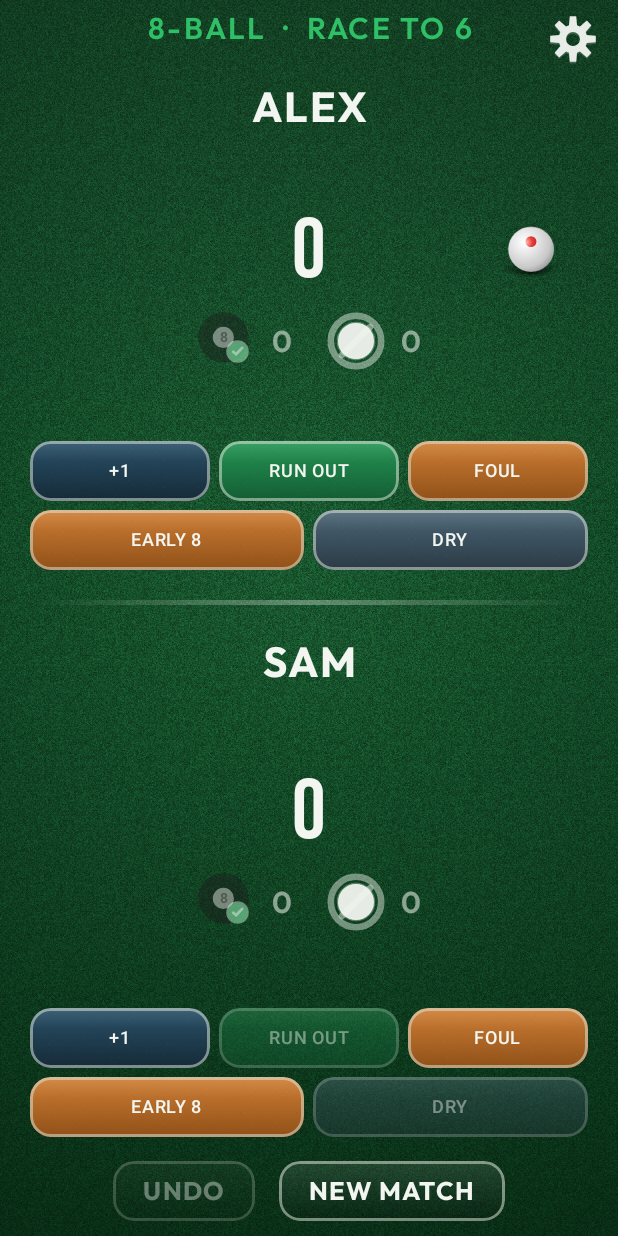
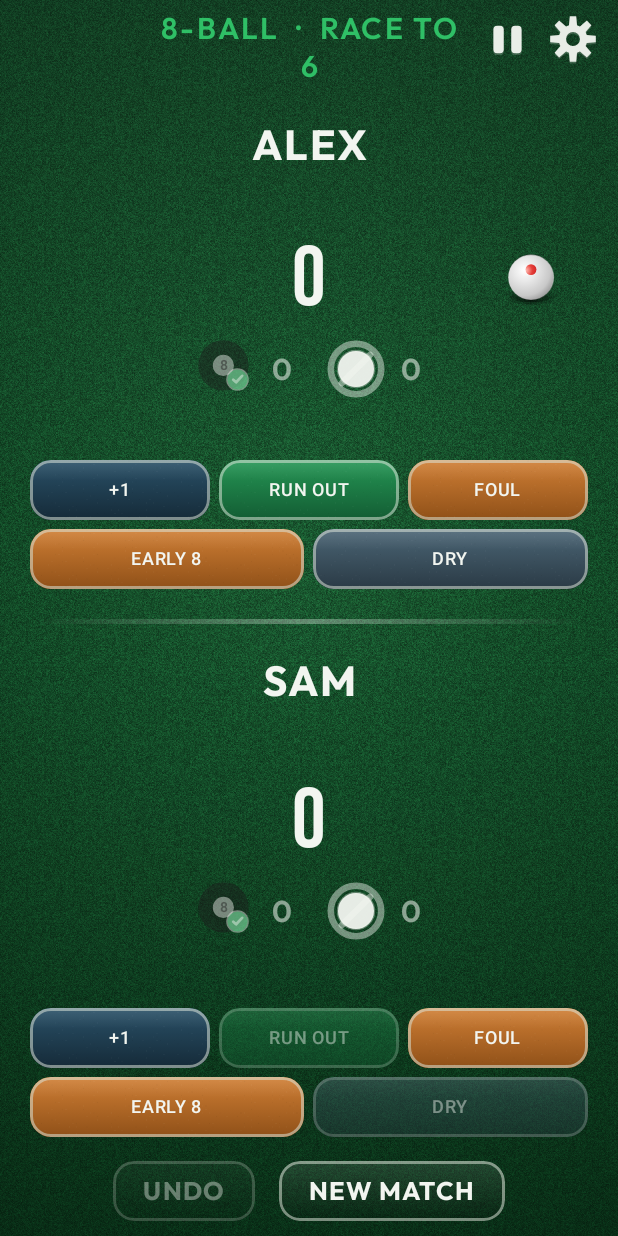
Before and after one commit to Asarox33/RackTrack, an Android app built with Jetpack Compose: the @Preview function MatchBoardPortraitPreview, on a phone screen of 412 x 824 dp. Run offline under Robolectric (Android 15) with nearby library versions, the phone set to English and light mode, and no system bars.

Commit message:
Add club match pause to freeze duration without stats.
Top-right pause/resume next to settings; excluded from match/rack durations only — not FFB timeout, not PDF.

Co-authored-by: Cursor <cursoragent@cursor.com>

```diff
--- a/app/src/main/kotlin/com/racktrack/domain/model/Match.kt
+++ b/app/src/main/kotlin/com/racktrack/domain/model/Match.kt
@@ -52,6 +52,11 @@ data class Match(
     val awaitingOpeningBreak: Boolean = false,
     val status: MatchStatus = MatchStatus.IN_PROGRESS,
     val startedAtMillis: Long = 0L,
+    /**
+     * Completed club pauses (not FFB timeouts). Excluded from duration math only —
+     * never exported to summary / PDF lines.
+     */
+    val pauseSpans: List<PauseSpan> = emptyList(),
     val history: List<MatchEvent> = emptyList(),
 ) {
     init {
--- /dev/null
+++ b/app/src/main/kotlin/com/racktrack/presentation/component/MatchPauseButton.kt
@@ -0,0 +1,106 @@
+package com.racktrack.presentation.component
+
+import androidx.compose.foundation.Canvas
+import androidx.compose.foundation.clickable
+import androidx.compose.foundation.interaction.MutableInteractionSource
+import androidx.compose.foundation.layout.Box
+import androidx.compose.foundation.layout.size
+import androidx.compose.material3.ripple
+import androidx.compose.runtime.Composable
+import androidx.compose.runtime.remember
+import androidx.compose.ui.Alignment
+import androidx.compose.ui.Modifier
+import androidx.compose.ui.geometry.CornerRadius
+import androidx.compose.ui.geometry.Offset
+import androidx.compose.ui.geometry.Size
+import androidx.compose.ui.graphics.Path
+import androidx.compose.ui.semantics.Role
+import androidx.compose.ui.semantics.contentDescription
+import androidx.compose.ui.semantics.semantics
+import androidx.compose.ui.unit.Dp
+import androidx.compose.ui.unit.dp
+import com.racktrack.presentation.theme.OutlineWarm
+import com.racktrack.presentation.theme.ScoreWhite
+
+/** Top-bar pause / resume control (club break — not shot clock or FFB timeout). */
+@Composable
+fun MatchPauseButton(
+    paused: Boolean,
+    onClick: () -> Unit,
+    modifier: Modifier = Modifier,
+    size: Dp = 40.dp,
+) {
+    val label = if (paused) "Resume match timing" else "Pause match timing"
+    Box(
+        modifier = modifier
+            .size(size)
+            .semantics { contentDescription = label }
+            .clickable(
+                interactionSource = remember { MutableInteractionSource() },
+                indication = ripple(bounded = false, radius = size / 2),
+                role = Role.Button,
+                onClick = onClick,
+            ),
+        contentAlignment = Alignment.Center,
+    ) {
+        Canvas(modifier = Modifier.size(size * DRAW_FRACTION)) {
+            val fill = if (paused) OutlineWarm else ScoreWhite.copy(alpha = FILL_ALPHA)
+            val shadow = ScoreWhite.copy(alpha = SHADOW_ALPHA)
+            val w = this.size.width
+            val h = this.size.height
+            if (paused) {
+                // Play triangle
+                val path = Path().apply {
+                    moveTo(w * 0.32f, h * 0.22f)
+                    lineTo(w * 0.78f, h * 0.50f)
+                    lineTo(w * 0.32f, h * 0.78f)
+                    close()
+                }
+                drawPath(path, color = shadow)
+                drawPath(
+                    path,
+                    color = fill,
+                )
+            } else {
+                val barW = w * BAR_WIDTH
+                val barH = h * BAR_HEIGHT
+                val top = h * (1f - BAR_HEIGHT) / 2f
+                val gap = w * BAR_GAP
+                val leftX = (w - (2f * barW + gap)) / 2f
+                val radius = CornerRadius(barW * 0.35f, barW * 0.35f)
+                drawRoundRect(
+                    color = shadow,
+                    topLeft = Offset(leftX, top + h * SHADOW_Y),
+                    size = Size(barW, barH),
+                    cornerRadius = radius,
+                )
+                drawRoundRect(
+                    color = shadow,
+                    topLeft = Offset(leftX + barW + gap, top + h * SHADOW_Y),
+                    size = Size(barW, barH),
+                    cornerRadius = radius,
+                )
+                drawRoundRect(
+                    color = fill,
+                    topLeft = Offset(leftX, top),
+                    size = Size(barW, barH),
+                    cornerRadius = radius,
+                )
+                drawRoundRect(
+                    color = fill,
+                    topLeft = Offset(leftX + barW + gap, top),
+                    size = Size(barW, barH),
+                    cornerRadius = radius,
+                )
+            }
+        }
+    }
+}
+
+private const val DRAW_FRACTION = 0.78f
+private const val FILL_ALPHA = 0.95f
+private const val SHADOW_ALPHA = 0.20f
+private const val SHADOW_Y = 0.04f
+private const val BAR_WIDTH = 0.22f
+private const val BAR_HEIGHT = 0.58f
+private const val BAR_GAP = 0.16f
--- a/app/src/main/kotlin/com/racktrack/presentation/screen/MatchBoardScreen.kt
+++ b/app/src/main/kotlin/com/racktrack/presentation/screen/MatchBoardScreen.kt
@@ -7,6 +7,8 @@ import androidx.compose.animation.fadeIn
 import androidx.compose.animation.fadeOut
 import androidx.compose.animation.togetherWith
 import androidx.compose.foundation.background
+import androidx.compose.foundation.clickable
+import androidx.compose.foundation.interaction.MutableInteractionSource
 import androidx.compose.foundation.layout.Arrangement
 import androidx.compose.foundation.layout.Box
 import androidx.compose.foundation.layout.Column
@@ -24,6 +26,7 @@ import androidx.compose.material3.MaterialTheme
 import androidx.compose.material3.Text
 import androidx.compose.runtime.Composable
 import androidx.compose.runtime.getValue
+import androidx.compose.runtime.remember
 import androidx.compose.ui.Alignment
 import androidx.compose.ui.Modifier
 import androidx.compose.ui.draw.alpha
@@ -44,6 +47,7 @@ import com.racktrack.domain.model.MatchStatus
 import com.racktrack.domain.model.Player
 import com.racktrack.domain.model.PlayerId
 import com.racktrack.presentation.component.CueBallBreakIndicator
+import com.racktrack.presentation.component.MatchPauseButton
 import com.racktrack.presentation.component.PlayerStatIcons
 import com.racktrack.presentation.component.SettingsGearButton
 import com.racktrack.presentation.component.TexturedActionButton
@@ -63,6 +67,7 @@ import com.racktrack.presentation.theme.ButtonPlusLight
 import com.racktrack.presentation.theme.ButtonRunOut
 import com.racktrack.presentation.theme.ButtonRunOutDark
 import com.racktrack.presentation.theme.ButtonRunOutLight
+import com.racktrack.presentation.theme.OutlineWarm
 import com.racktrack.presentation.theme.RackTrackTheme
 import com.racktrack.presentation.theme.ScoreWhite
 
@@ -88,11 +93,14 @@ fun MatchBoardScreen(
     onUndo: () -> Unit,
     onNewMatch: () -> Unit,
     onOpenSettings: () -> Unit = {},
+    matchPaused: Boolean = false,
+    onTogglePause: () -> Unit = {},
     modifier: Modifier = Modifier,
 ) {
     val landscape =
         LocalConfiguration.current.orientation == Configuration.ORIENTATION_LANDSCAPE
     val felt = LocalFeltPalette.current
+    val playEnabled = match.status == MatchStatus.IN_PROGRESS && !matchPaused
 
     FeltBackground(modifier = modifier) {
         Box(modifier = Modifier.fillMaxSize()) {
@@ -115,7 +123,7 @@ fun MatchBoardScreen(
                     color = felt.accentLight,
                     modifier = Modifier
                         .fillMaxWidth()
-                        .padding(horizontal = 44.dp),
+                        .padding(horizontal = 88.dp),
                     textAlign = TextAlign.Center,
                 )
 
@@ -175,8 +183,7 @@ fun MatchBoardScreen(
                     TexturedOutlineAction(
                         label = "UNDO",
                         onClick = onUndo,
-                        enabled = match.history.isNotEmpty() &&
-                            match.status == MatchStatus.IN_PROGRESS,
+                        enabled = match.history.isNotEmpty() && playEnabled,
                     )
                     Spacer(modifier = Modifier.width(16.dp))
                     TexturedOutlineAction(
@@ -187,13 +194,52 @@ fun MatchBoardScreen(
                 }
             }
 
-            SettingsGearButton(
-                onClick = onOpenSettings,
+            if (matchPaused && match.status == MatchStatus.IN_PROGRESS) {
+                Box(
+                    modifier = Modifier
+                        .fillMaxSize()
+                        .background(Color.Black.copy(alpha = 0.62f))
+                        .clickable(
+                            interactionSource = remember { MutableInteractionSource() },
+                            indication = null,
+                            onClick = onTogglePause,
+                        ),
+                    contentAlignment = Alignment.Center,
+                ) {
+                    Column(horizontalAlignment = Alignment.CenterHorizontally) {
+                        Text(
+                            text = "PAUSED",
+                            style = MaterialTheme.typography.displayLarge.copy(fontSize = 42.sp),
+                            color = OutlineWarm,
+                            textAlign = TextAlign.Center,
+                        )
+                        Spacer(modifier = Modifier.height(8.dp))
+                        Text(
+                            text = "Match timing stopped  ·  Tap to resume",
+                            style = MaterialTheme.typography.titleLarge,
+                            color = ScoreWhite.copy(alpha = 0.85f),
+                            textAlign = TextAlign.Center,
+                        )
+                    }
+                }
+            }
+
+            Row(
                 modifier = Modifier
                     .align(Alignment.TopEnd)
                     .safeDrawingPadding()
                     .padding(top = 6.dp, end = 10.dp),
-            )
+                horizontalArrangement = Arrangement.spacedBy(4.dp),
+                verticalAlignment = Alignment.CenterVertically,
+            ) {
+                if (match.status == MatchStatus.IN_PROGRESS) {
+                    MatchPauseButton(
+                        paused = matchPaused,
+                        onClick = onTogglePause,
+                    )
+                }
+                SettingsGearButton(onClick = onOpenSettings)
+            }
 
             if (match.status == MatchStatus.COMPLETED) {
                 MatchSummaryModal(
--- a/app/src/main/kotlin/com/racktrack/presentation/viewmodel/MatchViewModel.kt
+++ b/app/src/main/kotlin/com/racktrack/presentation/viewmodel/MatchViewModel.kt
@@ -68,6 +68,7 @@ class MatchViewModel(application: Application) : AndroidViewModel(application) {
     val setup: StateFlow<SetupUiState> = coordinator.setup
     val screen: StateFlow<AppScreen> = coordinator.screen
     val settingsOpen: StateFlow<Boolean> = coordinator.settingsOpen
+    val matchPaused: StateFlow<Boolean> = coordinator.matchPaused
 
     val history: StateFlow<HistoryUiState> = combine(
         historyStore.matches,
@@ -98,6 +99,8 @@ class MatchViewModel(application: Application) : AndroidViewModel(application) {
     fun openSettings() = coordinator.openSettings()
 
     fun closeSettings() = coordinator.closeSettings()
+
+    fun toggleMatchPause() = coordinator.toggleMatchPause()
 
     fun setFeltTone(tone: FeltTone) = coordinator.setFeltTone(tone)
 
```
Also changed, not shown: app/src/main/kotlin/com/racktrack/MainActivity.kt (+6 -1 lines), app/src/main/kotlin/com/racktrack/domain/MatchStats.kt (+7 -2 lines), app/src/main/kotlin/com/racktrack/domain/model/PauseSpan.kt (added, +25 -0 lines), app/src/main/kotlin/com/racktrack/presentation/viewmodel/MatchCoordinator.kt (+34 -0 lines), 4 other files.
